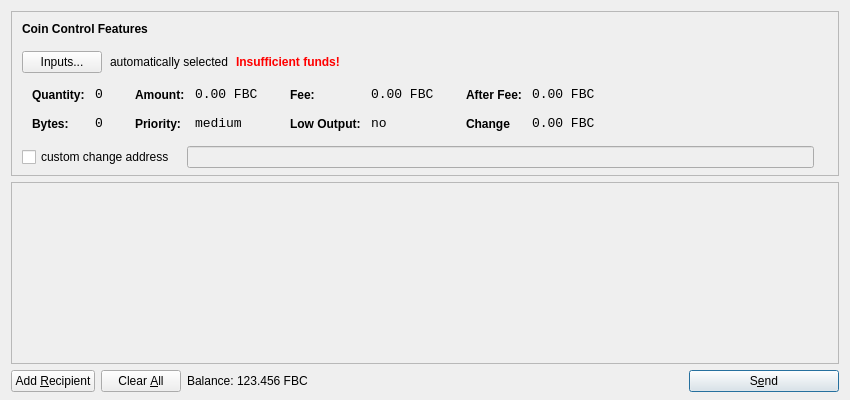
Old version of the form src/qt/forms/sendcoinsdialog.ui in the repository fairbyte/fairbyte.
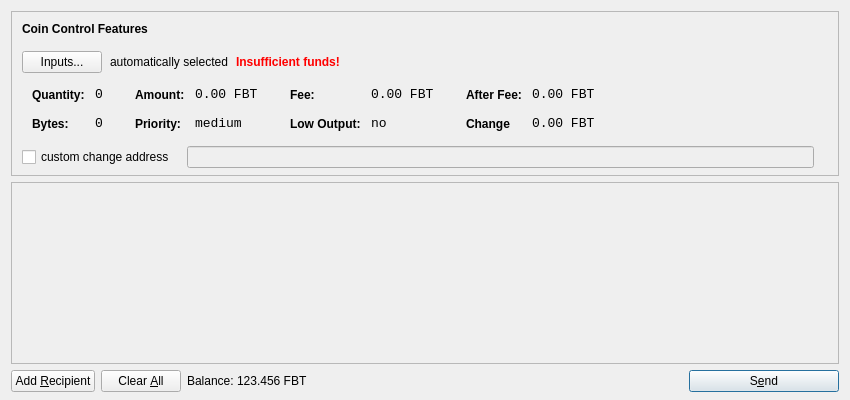
New version of the form. Icons and pictures are not drawn.

What changed in the file:
```diff
--- a/src/qt/forms/sendcoinsdialog.ui
+++ b/src/qt/forms/sendcoinsdialog.ui
@@ -321,7 +321,7 @@
                   <enum>Qt::ActionsContextMenu</enum>
                  </property>
                  <property name="text">
-                  <string>0.00 FBC</string>
+                  <string>0.00 FBT</string>
                  </property>
                  <property name="textInteractionFlags">
                   <set>Qt::LinksAccessibleByMouse|Qt::TextSelectableByKeyboard|Qt::TextSelectableByMouse</set>
@@ -407,7 +407,7 @@
                   <enum>Qt::ActionsContextMenu</enum>
                  </property>
                  <property name="text">
-                  <string>0.00 FBC</string>
+                  <string>0.00 FBT</string>
                  </property>
                  <property name="textInteractionFlags">
                   <set>Qt::LinksAccessibleByMouse|Qt::TextSelectableByKeyboard|Qt::TextSelectableByMouse</set>
@@ -493,7 +493,7 @@
                   <enum>Qt::ActionsContextMenu</enum>
                  </property>
                  <property name="text">
-                  <string>0.00 FBC</string>
+                  <string>0.00 FBT</string>
                  </property>
                  <property name="textInteractionFlags">
                   <set>Qt::LinksAccessibleByMouse|Qt::TextSelectableByKeyboard|Qt::TextSelectableByMouse</set>
@@ -525,7 +525,7 @@
                   <enum>Qt::ActionsContextMenu</enum>
                  </property>
                  <property name="text">
-                  <string>0.00 FBC</string>
+                  <string>0.00 FBT</string>
                  </property>
                  <property name="textInteractionFlags">
                   <set>Qt::LinksAccessibleByMouse|Qt::TextSelectableByKeyboard|Qt::TextSelectableByMouse</set>
@@ -732,7 +732,7 @@
           <cursorShape>IBeamCursor</cursorShape>
          </property>
          <property name="text">
-          <string>123.456 FBC</string>
+          <string>123.456 FBT</string>
          </property>
          <property name="textInteractionFlags">
           <set>Qt::LinksAccessibleByMouse|Qt::TextSelectableByKeyboard|Qt::TextSelectableByMouse</set>
```
